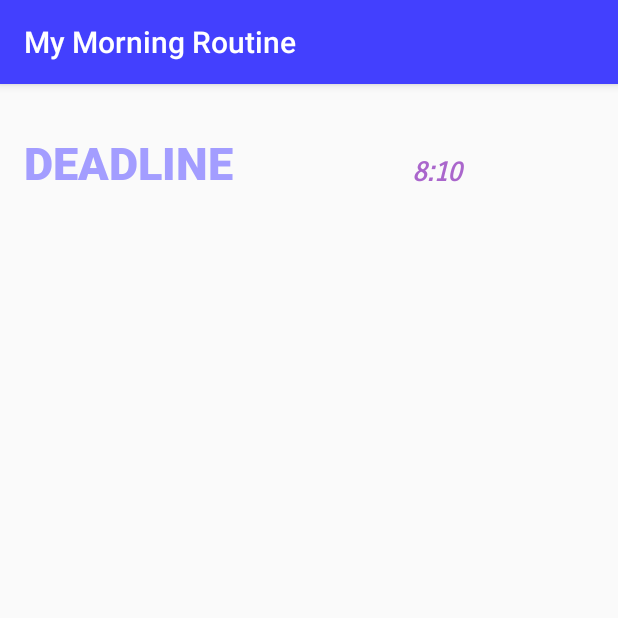
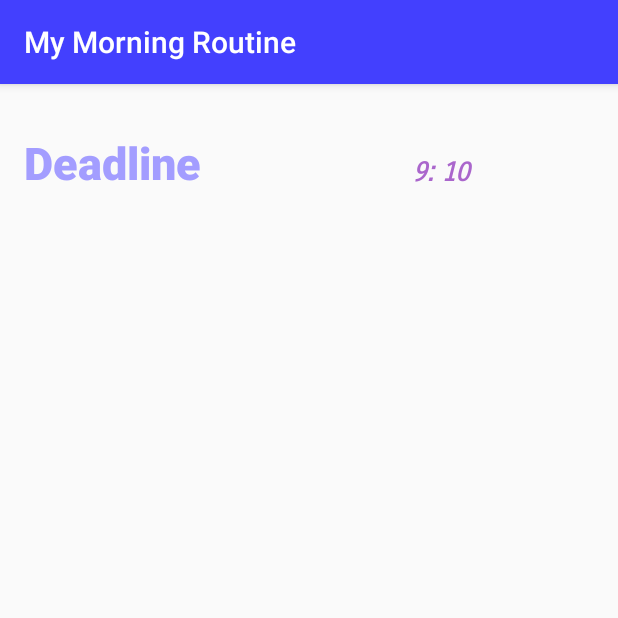
Before and after one commit to davidavzP/MyMorningRoutine, an Android app: the screen it shows after launch (MainActivity), on a phone screen of 412 x 824 dp, the top half of it. Run offline under Robolectric (Android 15) with nearby library versions, the phone set to English and light mode, and no system bars.

Commit message:
Implemented Files for Deadlines

```diff
--- a/app/src/main/java/com/example/mymorningroutine/MainActivity.java
+++ b/app/src/main/java/com/example/mymorningroutine/MainActivity.java
@@ -39,11 +39,10 @@ public class MainActivity extends AppCompatActivity implements PopupMenu.OnMenuI
     protected void onCreate(Bundle savedInstanceState) {
         super.onCreate(savedInstanceState);
         setContentView(R.layout.activity_main);
-        setDefaultTexts();
+        createSingleton();
+        spoint = createSingleton();
+        setDeadlineTexts();
         createlistView();
-        createSingleton();
-
-        spoint = createSingleton();
     }
 
     public Singleton createSingleton(){
@@ -58,12 +57,17 @@ public class MainActivity extends AppCompatActivity implements PopupMenu.OnMenuI
     }
 
 
-    public void setDefaultTexts(){
+    public void setDeadlineTexts() {
         textDeadline = findViewById(R.id.textDeadline);
         timeText = findViewById(R.id.textTime);
+        try {
+            textDeadline.setText(spoint.getDeadline().getDeadline());
+            String time = spoint.getDeadline().getHours() + ": " + spoint.getDeadline().getMinutes();
+            timeText.setText(time);
+        } catch (FileNotFoundException e) {
+            e.printStackTrace();
+        }
 
-        textDeadline.setText("DEADLINE");
-        timeText.setText("8:10");
 
     }
 
@@ -72,28 +76,6 @@ public class MainActivity extends AppCompatActivity implements PopupMenu.OnMenuI
         taskList = new ArrayList<>();
         CustomListViewAdapter adapter = new CustomListViewAdapter(this, R.layout.list_view_tasks, taskList);
         listView.setAdapter(adapter);
-
-        /*
-        final ArrayList<String> test = new ArrayList<>();
-
-        for(int i = 0; i< 25; i++){
-            test.add("Task that needs to be done-" + i);
-        }
-
-        ////code created by Ayaz Qureshi for channel InsideAndroid dated 19-oct-2017
-        //https://www.youtube.com/watch?v=Mja5YoL9Jak
-        ArrayAdapter arrayAdapter = new ArrayAdapter(this,android.R.layout.simple_list_item_1,test);
-
-        listView.setAdapter(arrayAdapter);
-
-        listView.setOnItemClickListener(new AdapterView.OnItemClickListener() {
-            @Override
-            public void onItemClick(AdapterView<?> adapterView, View view, int i, long l) {
-                Toast.makeText(MainActivity.this,"clicked item:"+i+" "+test.get(i).toString(),Toast.LENGTH_SHORT).show();
-            }
-        });
-        //end used code by: Ayaz Qureshi
-        */
 
     }
 
@@ -152,9 +134,7 @@ public class MainActivity extends AppCompatActivity implements PopupMenu.OnMenuI
         String time = deadline.getHours() + ": " + deadline.getMinutes();
         timeText.setText(time);
 
-//            textDeadline.setText(deadline);
-//            String time = Integer.toString(hours) + ": " + Integer.toString(minutes);
-//            timeText.setText(time);
+
     }
 
     @Override
--- a/app/src/main/java/com/example/mymorningroutine/handleobjects/Deadline.java
+++ b/app/src/main/java/com/example/mymorningroutine/handleobjects/Deadline.java
@@ -16,8 +16,8 @@ public class Deadline {
 
     }
 
-    public static Deadline parse(ArrayList<String> deadline) {
-        return new Deadline(deadline.get(0), deadline.get(1), deadline.get(2));
+    public static Deadline parse(ArrayList<String> dead) {
+        return new Deadline(dead.get(0), dead.get(1), dead.get(2));
     }
 
     @Override
--- a/app/src/main/java/com/example/mymorningroutine/inputoutput/FileHandlers.java
+++ b/app/src/main/java/com/example/mymorningroutine/inputoutput/FileHandlers.java
@@ -64,6 +64,7 @@ public class FileHandlers {
 
         }
         x.close();
+
         return Deadline.parse(tempdeadline);
 
     }
--- a/app/src/main/java/com/example/mymorningroutine/inputoutput/Singleton.java
+++ b/app/src/main/java/com/example/mymorningroutine/inputoutput/Singleton.java
@@ -29,7 +29,11 @@ public class Singleton {
         if(!isFile("Deadline.txt")){
             build_deadlineFile();
         }
+
+
+
     }
+
 
     public boolean isFile(String name){
         return new File(filedir, name).exists();
@@ -46,11 +50,13 @@ public class Singleton {
         String week = "Monday: false\nTuesday: false\nWednesday: false\nThursday: false\nFriday: false\nSaturday: false\nSunday: false";
         fileHandlers.write_to_file("TheWeek.txt", week);
 
+
     }
 
     private void build_deadlineFile() throws IOException {
-        String deadline = "Deadline\n8\n10";
+        String deadline = "Deadline\n9\n10";
         fileHandlers.write_to_file("Deadline.txt", deadline);
+
     }
 
 
@@ -71,7 +77,7 @@ public class Singleton {
     }
 
     public void setDeadline(Deadline deadline) throws IOException {
-        fileHandlers.write_to_file("TheWeek.txt", deadline.toString());
+        fileHandlers.write_to_file("Deadline.txt", deadline.toString());
     }
 
 
--- a/app/src/main/java/com/example/mymorningroutine/popupeditmenu/Popup_newDeadline.java
+++ b/app/src/main/java/com/example/mymorningroutine/popupeditmenu/Popup_newDeadline.java
@@ -58,8 +58,9 @@ public class Popup_newDeadline extends DialogFragment {
                     public void onClick(DialogInterface dialog, int which) {
                         deadline.setDeadline(textDeadline.getText().toString());
                         int[] hoursandminutes = versionControl();
+                        System.out.println("Hours: " + hoursandminutes[0] + "Minutes: " + hoursandminutes[1]);
                         deadline.setHour(String.valueOf(hoursandminutes[0]));
-                        deadline.setHour(String.valueOf(hoursandminutes[1]));
+                        deadline.setMinutes(String.valueOf(hoursandminutes[1]));
 
                         listener.applyDeadline(deadline);
 
```
